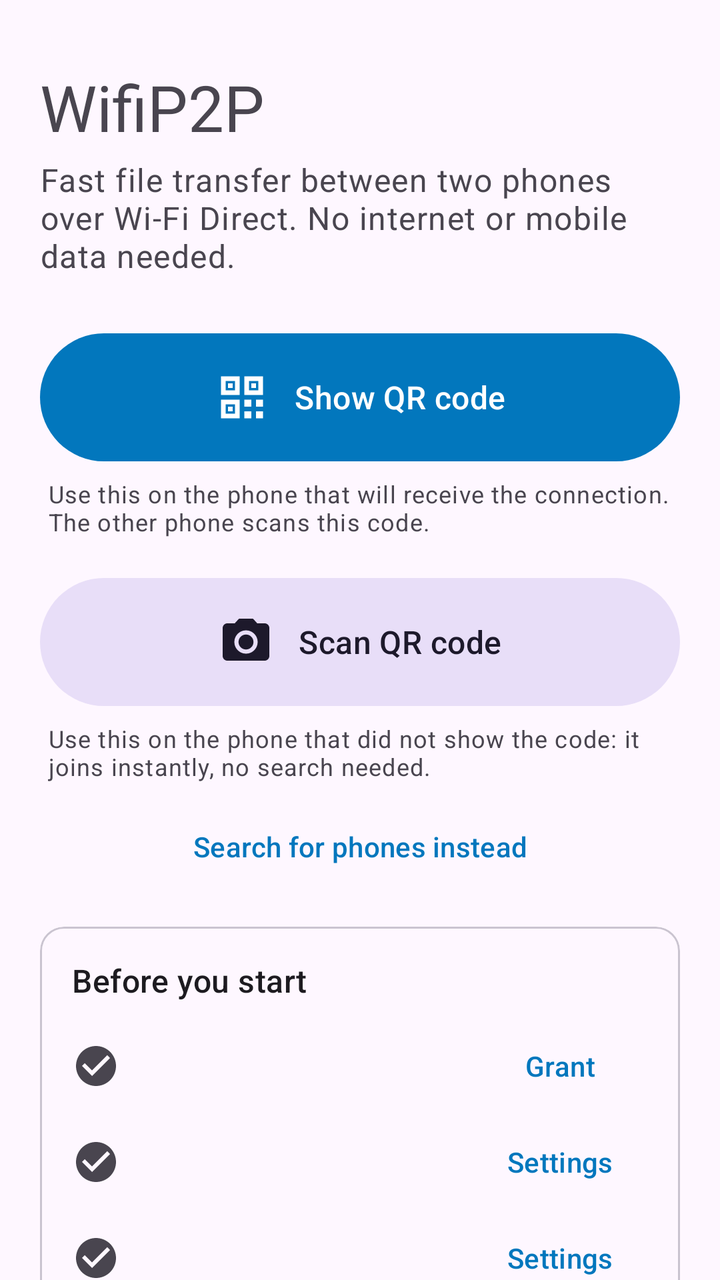
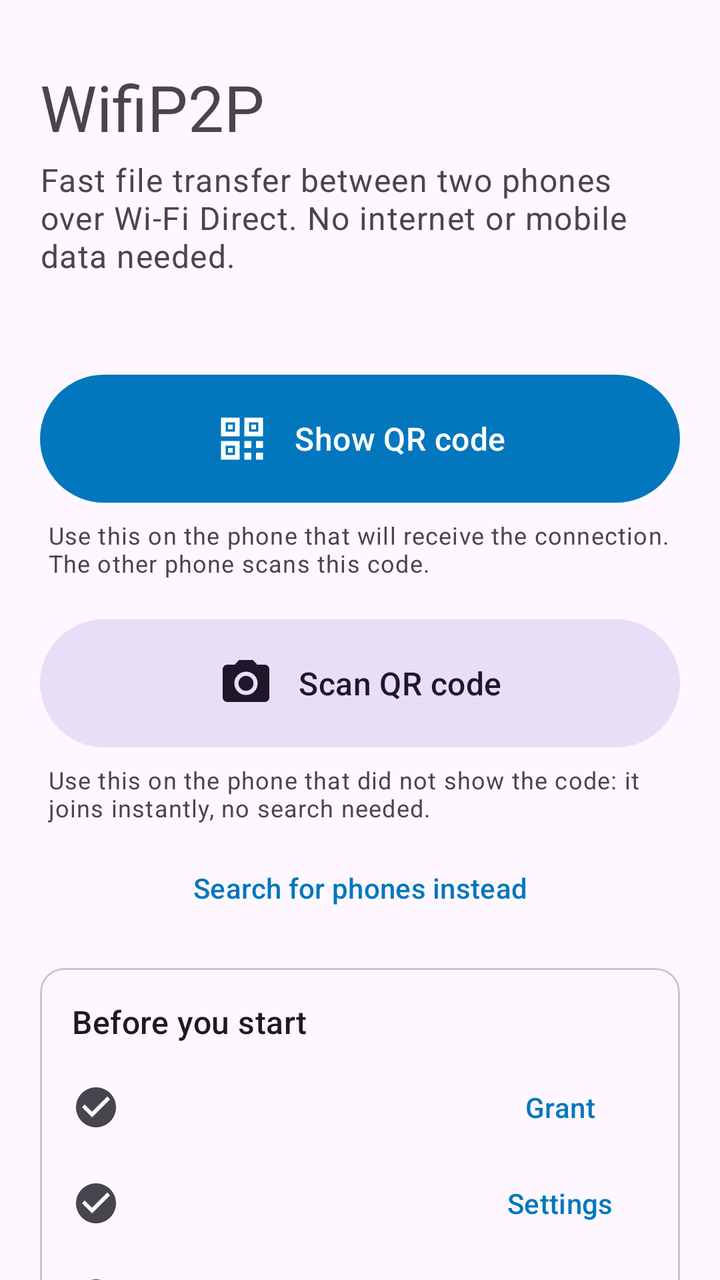

Before-and-after screenshots of an Android layout around one commit, followed by the original layout XML and the change that was made.
<!-- AndroidManifest.xml: application theme Theme.WifiP2P -->
<!-- res/layout/activity_main.xml -->
<?xml version="1.0" encoding="utf-8"?>
<androidx.core.widget.NestedScrollView xmlns:android="http://schemas.android.com/apk/res/android"
    xmlns:app="http://schemas.android.com/apk/res-auto"
    android:layout_width="match_parent"
    android:layout_height="match_parent"
    android:fillViewport="true">

    <LinearLayout
        android:layout_width="match_parent"
        android:layout_height="wrap_content"
        android:orientation="vertical"
        android:padding="20dp">

        <TextView
            android:layout_width="match_parent"
            android:layout_height="wrap_content"
            android:layout_marginTop="12dp"
            android:text="@string/app_name"
            android:textAppearance="?attr/textAppearanceHeadlineLarge" />

        <TextView
            android:layout_width="match_parent"
            android:layout_height="wrap_content"
            android:layout_marginTop="4dp"
            android:text="@string/main_subtitle"
            android:textAppearance="?attr/textAppearanceBodyLarge"
            android:textColor="?attr/colorOnSurfaceVariant" />

        <com.google.android.material.card.MaterialCardView
            android:id="@+id/cardShare"
            style="@style/Widget.Material3.CardView.Filled"
            android:layout_width="match_parent"
            android:layout_height="wrap_content"
            android:layout_marginTop="16dp"
            android:visibility="gone"
            app:cardBackgroundColor="?attr/colorPrimaryContainer">

            <LinearLayout
                android:layout_width="match_parent"
                android:layout_height="wrap_content"
                android:gravity="center_vertical"
                android:orientation="horizontal"
                android:paddingStart="16dp"
                android:paddingTop="8dp"
                android:paddingEnd="8dp"
                android:paddingBottom="8dp">

                <ImageView
                    android:layout_width="24dp"
                    android:layout_height="24dp"
                    android:importantForAccessibility="no"
                    android:src="@drawable/ic_send"
                    app:tint="?attr/colorOnPrimaryContainer" />

                <TextView
                    android:id="@+id/tvShareInfo"
                    android:layout_width="0dp"
                    android:layout_height="wrap_content"
                    android:layout_marginStart="12dp"
                    android:layout_weight="1"
                    android:textAppearance="?attr/textAppearanceBodyMedium"
                    android:textColor="?attr/colorOnPrimaryContainer" />

                <com.google.android.material.button.MaterialButton
                    android:id="@+id/btnClearShare"
                    style="@style/Widget.Material3.Button.TextButton"
                    android:layout_width="wrap_content"
                    android:layout_height="wrap_content"
                    android:text="@string/clear"
                    android:textColor="?attr/colorOnPrimaryContainer" />
            </LinearLayout>
        </com.google.android.material.card.MaterialCardView>

        <com.google.android.material.button.MaterialButton
            android:id="@+id/btnShowQr"
            android:layout_width="match_parent"
            android:layout_height="72dp"
            android:layout_marginTop="24dp"
            android:text="@string/show_qr"
            android:textAppearance="?attr/textAppearanceTitleMedium"
            app:icon="@drawable/ic_qr_code"
            app:iconGravity="textStart"
            app:iconPadding="12dp"
            app:iconSize="28dp" />

        <TextView
            android:layout_width="match_parent"
            android:layout_height="wrap_content"
            android:layout_marginStart="4dp"
            android:layout_marginTop="4dp"
            android:text="@string/show_qr_hint"
            android:textAppearance="?attr/textAppearanceBodySmall"
            android:textColor="?attr/colorOnSurfaceVariant" />

        <com.google.android.material.button.MaterialButton
            android:id="@+id/btnScanQr"
            style="@style/Widget.Material3.Button.TonalButton"
            android:layout_width="match_parent"
            android:layout_height="72dp"
            android:layout_marginTop="16dp"
            android:text="@string/scan_qr"
            android:textAppearance="?attr/textAppearanceTitleMedium"
            app:icon="@drawable/ic_camera"
            app:iconGravity="textStart"
            app:iconPadding="12dp"
            app:iconSize="28dp" />

        <TextView
            android:id="@+id/tvScanHint"
            android:layout_width="match_parent"
            android:layout_height="wrap_content"
            android:layout_marginStart="4dp"
            android:layout_marginTop="4dp"
            android:text="@string/scan_qr_hint"
            android:textAppearance="?attr/textAppearanceBodySmall"
            android:textColor="?attr/colorOnSurfaceVariant" />

        <com.google.android.material.button.MaterialButton
            android:id="@+id/btnSearchPhones"
            style="@style/Widget.Material3.Button.TextButton"
            android:layout_width="match_parent"
            android:layout_height="wrap_content"
            android:layout_marginTop="8dp"
            android:text="@string/search_phones" />

        <com.google.android.material.card.MaterialCardView
            style="@style/Widget.Material3.CardView.Outlined"
            android:layout_width="match_parent"
            android:layout_height="wrap_content"
            android:layout_marginTop="16dp">

            <LinearLayout
                android:layout_width="match_parent"
                android:layout_height="wrap_content"
                android:orientation="vertical"
                android:padding="16dp">

                <TextView
                    android:layout_width="match_parent"
                    android:layout_height="wrap_content"
                    android:text="@string/setup_title"
                    android:textAppearance="?attr/textAppearanceTitleMedium" />

                <LinearLayout
                    android:layout_width="match_parent"
                    android:layout_height="wrap_content"
                    android:layout_marginTop="8dp"
                    android:gravity="center_vertical"
                    android:orientation="horizontal">

                    <ImageView
                        android:id="@+id/ivPermission"
                        android:layout_width="24dp"
                        android:layout_height="24dp"
                        android:importantForAccessibility="no"
                        android:src="@drawable/ic_check_circle" />

                    <TextView
                        android:id="@+id/tvPermission"
                        android:layout_width="0dp"
                        android:layout_height="wrap_content"
                        android:layout_marginStart="12dp"
                        android:layout_weight="1"
                        android:textAppearance="?attr/textAppearanceBodyMedium" />

                    <com.google.android.material.button.MaterialButton
                        android:id="@+id/btnGrantPermission"
                        style="@style/Widget.Material3.Button.TextButton"
                        android:layout_width="wrap_content"
                        android:layout_height="wrap_content"
                        android:text="@string/grant" />
                </LinearLayout>

                <LinearLayout
                    android:layout_width="match_parent"
                    android:layout_height="wrap_content"
                    android:gravity="center_vertical"
                    android:orientation="horizontal">

                    <ImageView
                        android:id="@+id/ivWifi"
                        android:layout_width="24dp"
                        android:layout_height="24dp"
                        android:importantForAccessibility="no"
                        android:src="@drawable/ic_check_circle" />

                    <TextView
                        android:id="@+id/tvWifi"
                        android:layout_width="0dp"
                        android:layout_height="wrap_content"
                        android:layout_marginStart="12dp"
                        android:layout_weight="1"
                        android:textAppearance="?attr/textAppearanceBodyMedium" />

                    <com.google.android.material.button.MaterialButton
                        android:id="@+id/btnWifiSettings"
                        style="@style/Widget.Material3.Button.TextButton"
                        android:layout_width="wrap_content"
                        android:layout_height="wrap_content"
                        android:text="@string/open_settings" />
                </LinearLayout>

                <LinearLayout
                    android:id="@+id/rowLocation"
                    android:layout_width="match_parent"
                    android:layout_height="wrap_content"
                    android:gravity="center_vertical"
                    android:orientation="horizontal">

                    <ImageView
                        android:id="@+id/ivLocation"
                        android:layout_width="24dp"
                        android:layout_height="24dp"
                        android:importantForAccessibility="no"
                        android:src="@drawable/ic_check_circle" />

                    <TextView
                        android:id="@+id/tvLocation"
                        android:layout_width="0dp"
                        android:layout_height="wrap_content"
                        android:layout_marginStart="12dp"
                        android:layout_weight="1"
                        android:textAppearance="?attr/textAppearanceBodyMedium" />

                    <com.google.android.material.button.MaterialButton
                        android:id="@+id/btnLocationSettings"
                        style="@style/Widget.Material3.Button.TextButton"
                        android:layout_width="wrap_content"
                        android:layout_height="wrap_content"
                        android:text="@string/open_settings" />
                </LinearLayout>
            </LinearLayout>
        </com.google.android.material.card.MaterialCardView>

        <com.google.android.material.button.MaterialButton
            android:id="@+id/btnHistory"
            style="@style/Widget.Material3.Button.OutlinedButton"
            android:layout_width="match_parent"
            android:layout_height="wrap_content"
            android:layout_marginTop="24dp"
            android:text="@string/history_button"
            app:icon="@drawable/ic_folder_open"
            app:iconGravity="textStart" />

        <TextView
            android:layout_width="match_parent"
            android:layout_height="wrap_content"
            android:layout_marginTop="24dp"
            android:text="@string/tips_title"
            android:textAppearance="?attr/textAppearanceTitleSmall" />

        <TextView
            android:layout_width="match_parent"
            android:layout_height="wrap_content"
            android:layout_marginTop="6dp"
            android:text="@string/tips"
            android:textAppearance="?attr/textAppearanceBodyMedium"
            android:textColor="?attr/colorOnSurfaceVariant" />
    </LinearLayout>
</androidx.core.widget.NestedScrollView>
<!-- resources referenced by this layout -->
<resources>
  <!-- drawable ic_check_circle (drawable) -->
  <?xml version="1.0" encoding="utf-8"?>
  <vector xmlns:android="http://schemas.android.com/apk/res/android"
      android:width="24dp"
      android:height="24dp"
      android:viewportWidth="24"
      android:viewportHeight="24"
      android:tint="?attr/colorControlNormal">
      <path
          android:fillColor="@android:color/white"
          android:pathData="M12,2C6.48,2 2,6.48 2,12s4.48,10 10,10 10,-4.48 10,-10S17.52,2 12,2zM10,17l-5,-5 1.41,-1.41L10,14.17l7.59,-7.59L19,8l-9,9z" />
  </vector>
  <!-- drawable ic_folder_open (drawable) -->
  <?xml version="1.0" encoding="utf-8"?>
  <vector xmlns:android="http://schemas.android.com/apk/res/android"
      android:width="24dp"
      android:height="24dp"
      android:viewportWidth="24"
      android:viewportHeight="24"
      android:tint="?attr/colorControlNormal">
      <path
          android:fillColor="@android:color/white"
          android:pathData="M20,6h-8l-2,-2H4c-1.1,0 -1.99,0.9 -1.99,2L2,18c0,1.1 0.9,2 2,2h16c1.1,0 2,-0.9 2,-2V8c0,-1.1 -0.9,-2 -2,-2zM20,18H4V8h16v10z" />
  </vector>
  <!-- drawable ic_send (drawable) -->
  <?xml version="1.0" encoding="utf-8"?>
  <vector xmlns:android="http://schemas.android.com/apk/res/android"
      android:width="24dp"
      android:height="24dp"
      android:viewportWidth="24"
      android:viewportHeight="24"
      android:tint="?attr/colorControlNormal">
      <path
          android:fillColor="@android:color/white"
          android:pathData="M2.01,21L23,12 2.01,3 2,10l15,2 -15,2z" />
  </vector>
  <string name="app_name">WifiP2P</string>
  <string name="clear">Clear</string>
  <string name="grant">Grant</string>
  <string name="history_button">History and unfinished files</string>
  <string name="main_subtitle">Fast file transfer between two phones over Wi-Fi Direct. No internet or mobile data needed.</string>
  <string name="open_settings">Settings</string>
  <string name="scan_qr">Scan QR code</string>
  <string name="scan_qr_hint">Use this on the phone that did not show the code: it joins instantly, no search needed.</string>
  <string name="search_phones">Search for phones instead</string>
  <string name="setup_title">Before you start</string>
  <string name="show_qr">Show QR code</string>
  <string name="show_qr_hint">Use this on the phone that will receive the connection. The other phone scans this code.</string>
  <string name="tips">1. On the receiving phone open “Receive files” first.\n2. On the sending phone open “Send files”, search, and tap the receiving phone. Accept the invitation on the receiving phone.\n3. Choose any number of files of any type, or share them straight from Gallery or Files with “Send with WifiP2P”.\n4. Keep both phones close (a few metres) with both screens on. Phones with Android 10+ use the fast 5 GHz band automatically.\n5. Received files are saved in Downloads/WifiP2P.</string>
  <string name="tips_title">Tips for maximum speed</string>
  <style name="Theme.WifiP2P" parent="Theme.Material3.DayNight.NoActionBar">
          <item name="colorPrimary">@color/brand_primary</item>
          <item name="colorOnPrimary">@color/brand_on_primary</item>
          <item name="colorPrimaryContainer">@color/brand_primary_container</item>
          <item name="colorOnPrimaryContainer">@color/brand_on_primary_container</item>
      </style>
  <color name="brand_primary">#FF0277BD</color>
  <color name="brand_on_primary">#FFFFFFFF</color>
  <color name="brand_primary_container">#FFCFE5FF</color>
  <color name="brand_on_primary_container">#FF001D33</color>
  <!-- unchanged entries left out for length: 2 -->
</resources>

<!-- the commit's change to res/layout/activity_main.xml (unified diff, before → after) -->
@@ -24,6 +24,14 @@
             android:layout_marginTop="4dp"
             android:text="@string/main_subtitle"
             android:textAppearance="?attr/textAppearanceBodyLarge"
+            android:textColor="?attr/colorOnSurfaceVariant" />
+
+        <TextView
+            android:id="@+id/tvVersion"
+            android:layout_width="match_parent"
+            android:layout_height="wrap_content"
+            android:layout_marginTop="6dp"
+            android:textAppearance="?attr/textAppearanceLabelSmall"
             android:textColor="?attr/colorOnSurfaceVariant" />
 
         <com.google.android.material.card.MaterialCardView
<!-- resource entries referenced after the edit -->
@@ -48,7 +48,7 @@
   <string name="setup_title">Before you start</string>
   <string name="show_qr">Show QR code</string>
   <string name="show_qr_hint">Use this on the phone that will receive the connection. The other phone scans this code.</string>
-  <string name="tips">1. On the receiving phone open “Receive files” first.\n2. On the sending phone open “Send files”, search, and tap the receiving phone. Accept the invitation on the receiving phone.\n3. Choose any number of files of any type, or share them straight from Gallery or Files with “Send with WifiP2P”.\n4. Keep both phones close (a few metres) with both screens on. Phones with Android 10+ use the fast 5 GHz band automatically.\n5. Received files are saved in Downloads/WifiP2P.</string>
+  <string name="tips">1. On the receiving phone open “Receive files” first.\n2. On the sending phone open “Send files”, search, and tap the receiving phone. Accept the invitation on the receiving phone.\n3. Choose any number of files of any type, or share them straight from Gallery or Files with “Send with WifiP2P”.\n4. Keep both phones close (a few metres) with both screens on. Phones with Android 10+ use the fast 5 GHz band automatically.\n5. Received files are kept in the app: open or export them from History.</string>
   <string name="tips_title">Tips for maximum speed</string>
   <style name="Theme.WifiP2P" parent="Theme.Material3.DayNight.NoActionBar">
           <item name="colorPrimary">@color/brand_primary</item>
